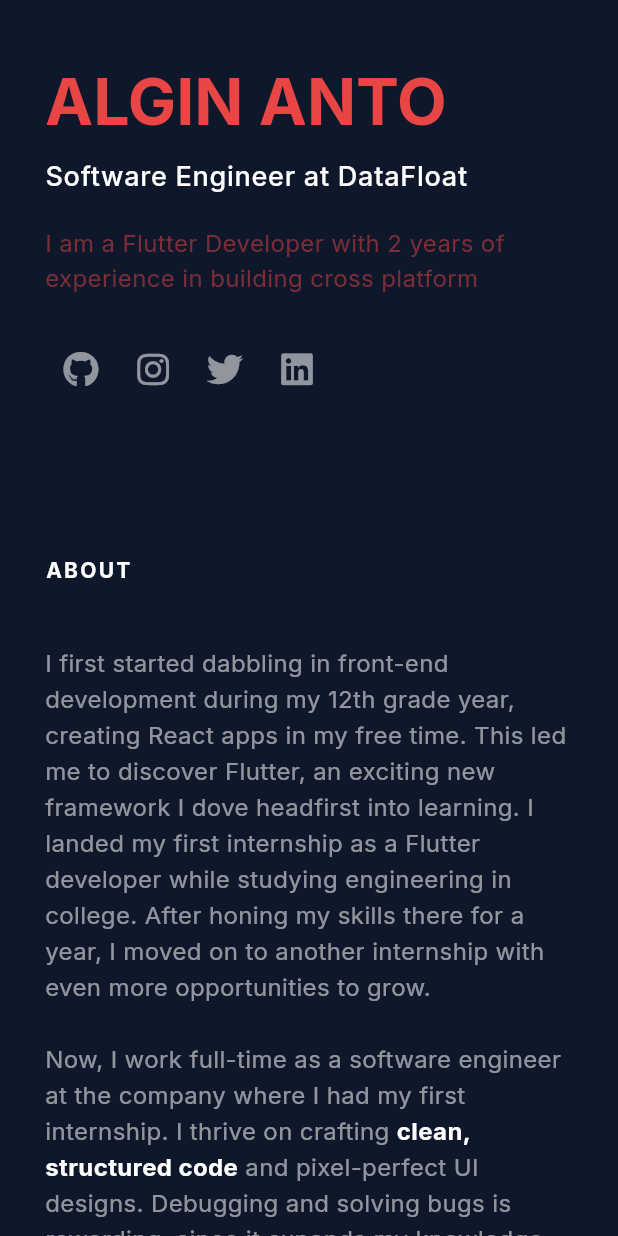
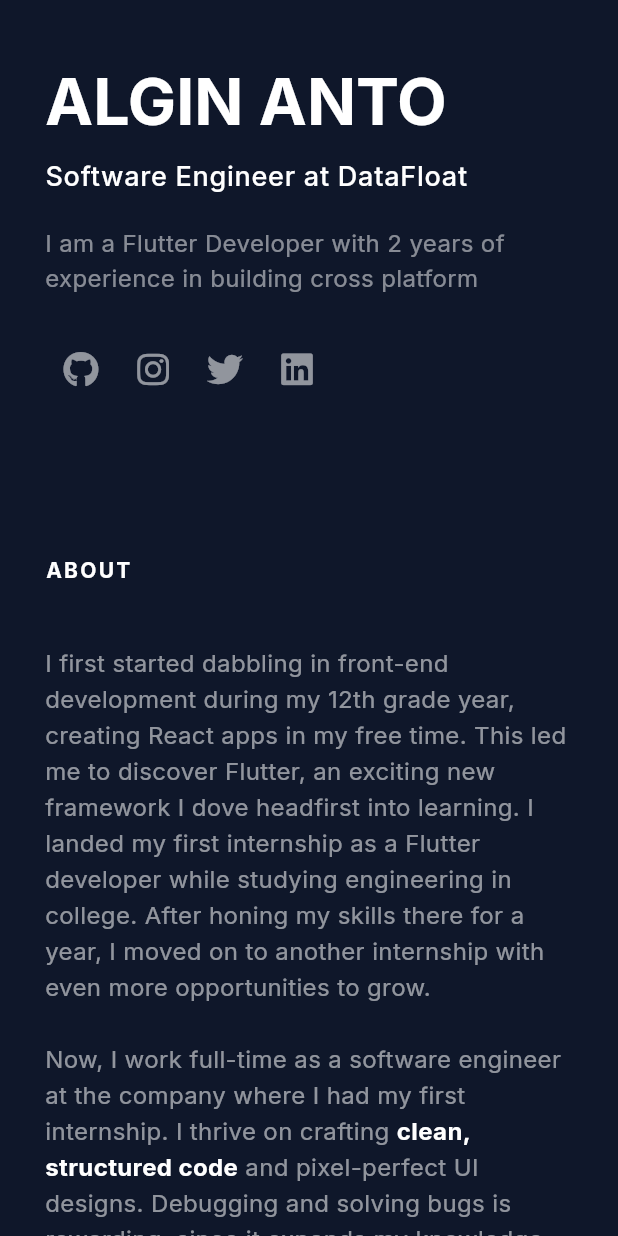
Before and after one commit to alginanto/personal_portfolio, a Flutter app: the screen it shows after launch, on a phone screen of 412 x 824 dp. Run offline on Flutter 3.47's test engine with Material 3 defaults, Android fonts, the phone set to English and light mode, and no system bars; drawn by our look-alikes of easy_rich_text; our stand-ins replace cached_network_image, flutter_linkify, font_awesome_flutter, google_fonts; missing offline and left inert: scrollview_observer; network calls fail.

Commit message:
pubspec updated

```diff
--- a/lib/utils/appcolors.dart
+++ b/lib/utils/appcolors.dart
@@ -2,15 +2,15 @@ import 'package:flutter/material.dart';
 
 class AppColors {
   AppColors._();
-  // static const backgroundColor = Color(0xff0f172a);
-  // static const curHoverprimaryColor = Color.fromRGBO(29, 78, 216, 0.1);
-  // static const fontPrimaryColor = Colors.white;
-  // static const cardHoverColor = Color.fromRGBO(45, 212, 191, 0.1);
-  // static const companyTitleColor = Color.fromRGBO(94, 234, 212, 1);
+  static const backgroundColor = Color(0xff0f172a);
+  static const curHoverprimaryColor = Color.fromRGBO(29, 78, 216, 0.1);
+  static const fontPrimaryColor = Colors.white;
+  static const cardHoverColor = Color.fromRGBO(45, 212, 191, 0.1);
+  static const companyTitleColor = Color.fromRGBO(94, 234, 212, 1);
 
-  static const backgroundColor = Color(0xFF2B2E4A);
-  static const curHoverprimaryColor = Colors.transparent;
-  static const fontPrimaryColor = Color(0xFFE84545);
-  static const cardHoverColor = Color(0xFF53354A);
-  static const companyTitleColor = Color(0xFFDAEAF1);
+  // static const backgroundColor = Color(0xFF2B2E4A);
+  // static const curHoverprimaryColor = Colors.transparent;
+  // static const fontPrimaryColor = Color(0xFFE84545);
+  // static const cardHoverColor = Color(0xFF53354A);
+  // static const companyTitleColor = Color(0xFFDAEAF1);
 }
--- a/lib/utils/constants.dart
+++ b/lib/utils/constants.dart
@@ -24,7 +24,7 @@ List<StringMap> expList = [
 ];
 
 const String bottomText = '''
-Made with Flutter and coded in Visual Studio Code by yours truly. Deployed with Vercel. Inspiration drawn from https://brittanychiang.com/.
+Made with Flutter and coded in Visual Studio Code by yours truly. Deployed with Vercel.
 ''';
 
 Map<String, dynamic> projects = {
--- a/pubspec.yaml
+++ b/pubspec.yaml
@@ -43,6 +43,7 @@ dependencies:
   url_launcher: ^6.2.2
   easy_rich_text: ^2.1.0
   google_fonts: ^6.1.0
+  web: ^1.1.0
 
 dev_dependencies:
   flutter_test:
```
Also changed, not shown: 2 other files.
